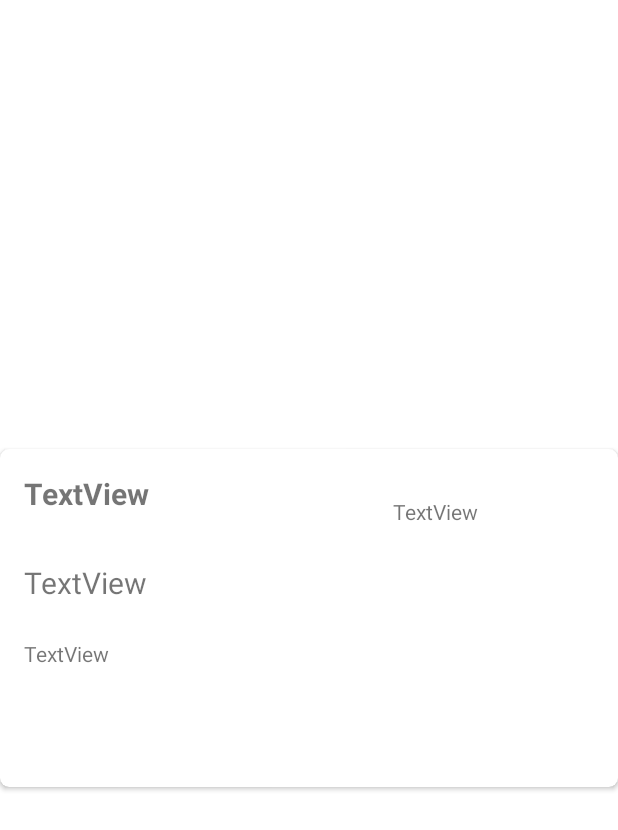
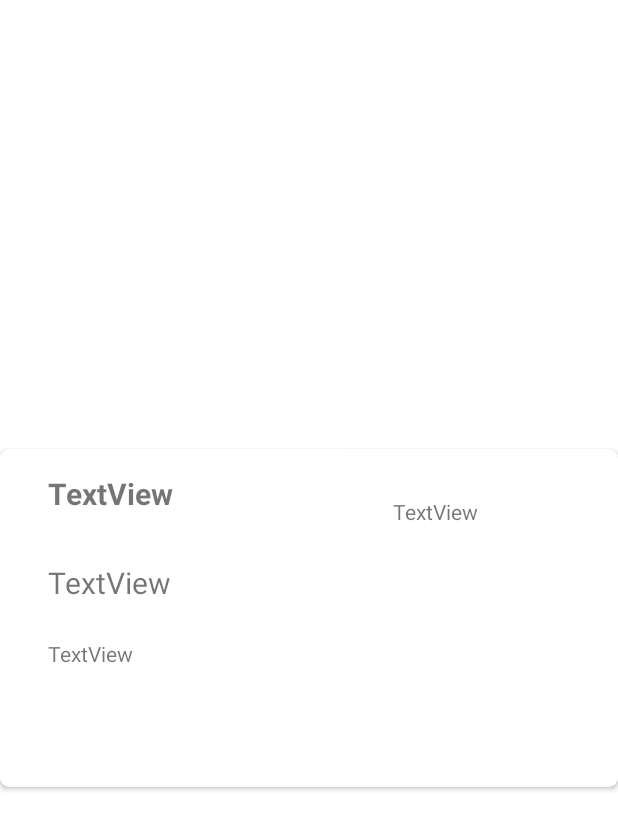
Before and after one commit to yli932534/HallSelector, an Android app: the layout card_ratings_comment.xml on its own in the app's theme, with its tools: preview values and no code run, on a phone screen of 412 x 824 dp. Shown: the top 830 px of the screen. Run offline under Robolectric (Android 15) with nearby library versions, the phone set to English and light mode, and no system bars.

Commit message:
fixing bugs 2nd round

```diff
--- a/app/src/main/res/layout/card_building_info.xml
+++ b/app/src/main/res/layout/card_building_info.xml
@@ -65,7 +65,6 @@
                 android:layout_width="260dp"
                 android:layout_height="40dp"
                 android:layout_marginTop="16dp"
-                android:text="TextView"
                 card_view:layout_constraintEnd_toEndOf="parent"
                 card_view:layout_constraintHorizontal_bias="0.505"
                 card_view:layout_constraintStart_toStartOf="parent"
--- a/app/src/main/res/layout/card_ratings_comment.xml
+++ b/app/src/main/res/layout/card_ratings_comment.xml
@@ -20,7 +20,7 @@
                 android:id="@+id/user_name_rating"
                 android:layout_width="wrap_content"
                 android:layout_height="wrap_content"
-                android:layout_marginStart="16dp"
+                android:layout_marginStart="32dp"
                 android:layout_marginTop="16dp"
                 android:text="TextView"
                 android:textSize="20sp"
@@ -32,7 +32,7 @@
                 android:id="@+id/rating_number"
                 android:layout_width="wrap_content"
                 android:layout_height="wrap_content"
-                android:layout_marginStart="16dp"
+                android:layout_marginStart="32dp"
                 android:layout_marginTop="32dp"
                 android:text="TextView"
                 android:textSize="20sp"
@@ -51,9 +51,9 @@
 
             <TextView
                 android:id="@+id/comment_rating"
-                android:layout_width="366dp"
-                android:layout_height="93dp"
-                android:layout_marginStart="16dp"
+                android:layout_width="334dp"
+                android:layout_height="96dp"
+                android:layout_marginStart="32dp"
                 android:layout_marginTop="24dp"
                 android:text="TextView"
                 card_view:layout_constraintStart_toStartOf="parent"
```
